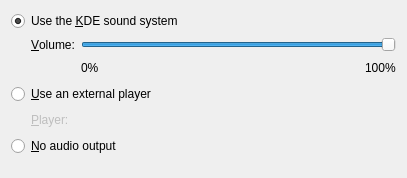
KDE/kde-runtime, file kcontrol/knotify/playersettings.ui: the form before one commit.
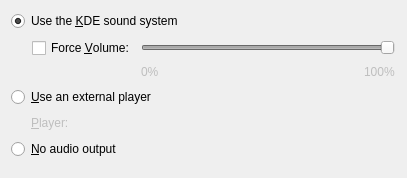
The form after the commit. Custom widgets are drawn as their Qt base class.

Commit message:
Make changing the volume on notifications optional and disabled by default
I don't see why we should change the volume at all, let the user decide their volume, but since we have the feature i didn't want to remove it completely and instead left if disabled by default.

Acked by davidedmundson and sitter
FIXED-IN: 15.04
BUGS: 324975

The edit to the form file:
```diff
--- a/kcontrol/knotify/playersettings.ui
+++ b/kcontrol/knotify/playersettings.ui
@@ -22,12 +22,16 @@
     </widget>
    </item>
    <item>
+    <widget class="QWidget" name="volumeHolder" native="true">
     <layout class="QGridLayout">
      <property name="margin">
-      <number>0</number>
+       <number>1</number>
      </property>
      <item row="1" column="4">
       <widget class="QLabel" name="textLabel3">
+        <property name="enabled">
+         <bool>false</bool>
+        </property>
        <property name="text">
         <string>100%</string>
        </property>
@@ -51,23 +55,26 @@
      </item>
      <item row="1" column="2">
       <widget class="QLabel" name="textLabel2">
+        <property name="enabled">
+         <bool>false</bool>
+        </property>
        <property name="text">
         <string>0%</string>
        </property>
       </widget>
      </item>
      <item row="0" column="1">
-      <widget class="QLabel" name="textLabel4">
+       <widget class="QCheckBox" name="cbVolume">
        <property name="text">
-        <string>&amp;Volume:</string>
-       </property>
-       <property name="buddy">
-        <cstring>volumeSlider</cstring>
+         <string>Force &amp;Volume:</string>
        </property>
       </widget>
      </item>
      <item row="0" column="2" colspan="3">
       <widget class="QSlider" name="volumeSlider">
+        <property name="enabled">
+         <bool>false</bool>
+        </property>
        <property name="maximum">
         <number>100</number>
        </property>
@@ -99,6 +106,7 @@
       </spacer>
      </item>
     </layout>
+    </widget>
    </item>
    <item>
     <widget class="QRadioButton" name="cbExternal">
```
Left out of the diff: 148 changed lines with no effect on the pictures. Lines whose indentation alone changed are shown as unchanged. The commit also changes 2 other files.
